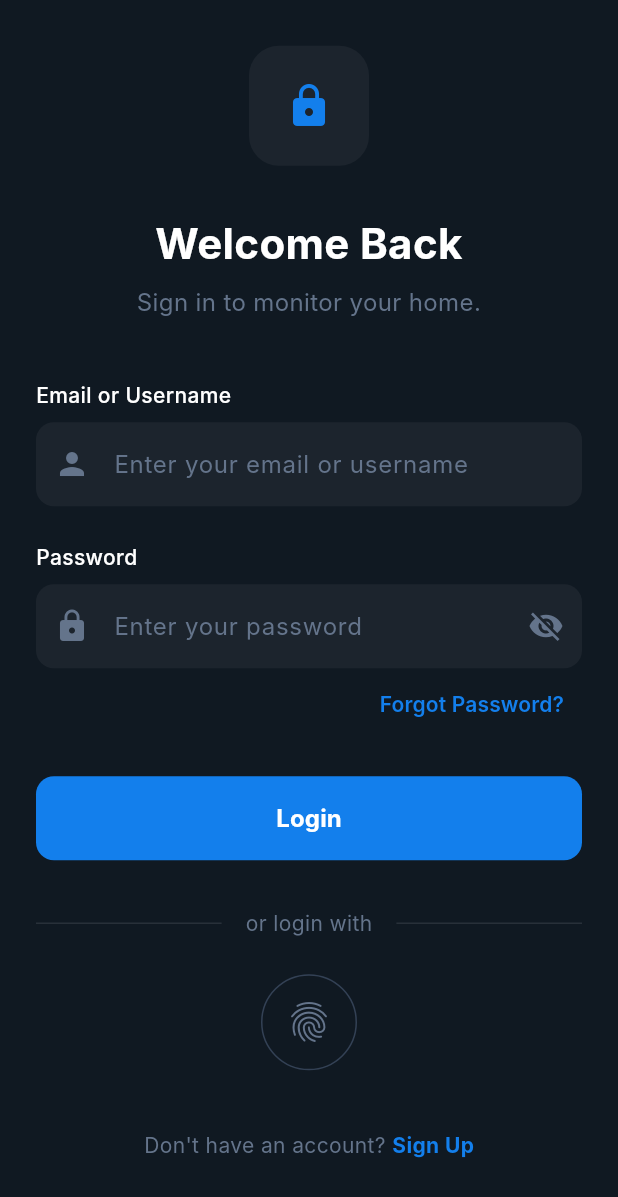
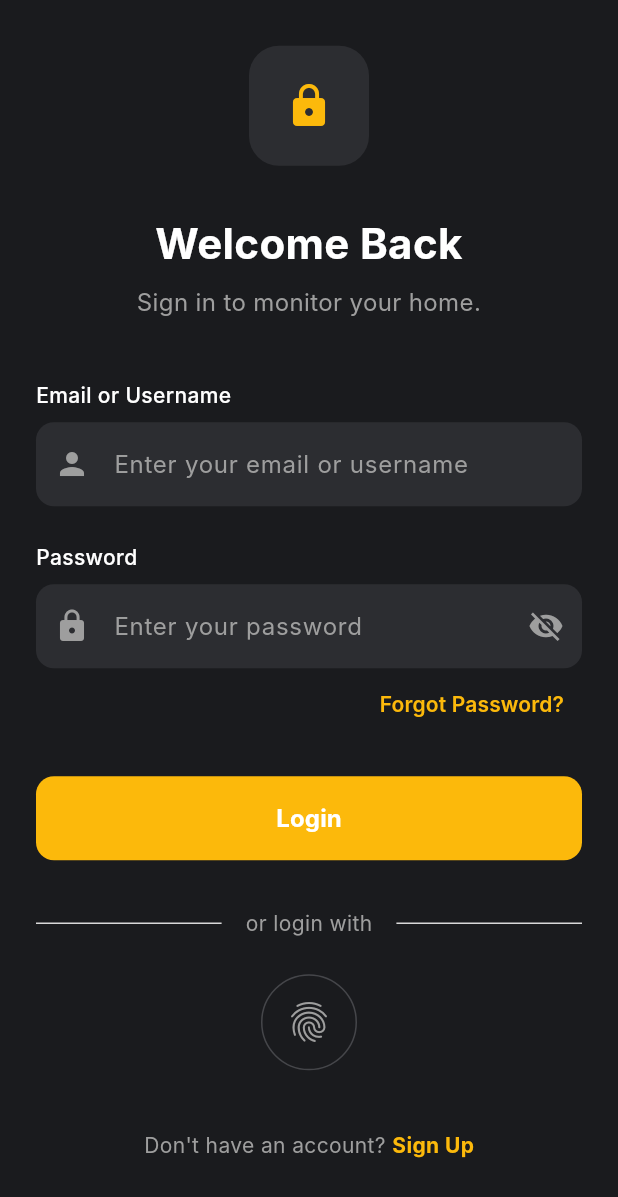
Before and after one commit to evlynnn/Frontend_Mobile_ComPro, a Flutter app: the screen it shows after launch, on a phone screen of 412 x 824 dp. Shown: the top 1197 px of the screen. Run offline on Flutter 3.47's test engine with Material 3 defaults, Android fonts, the phone set to English and light mode, and no system bars; Roboto replaces fonts that are missing (Inter).

Commit message:
fix dark theme

```diff
--- a/lib/constants/colors.dart
+++ b/lib/constants/colors.dart
@@ -31,26 +31,29 @@ class AppColorsLight {
   static const Color shadow = Color(0x10000000);
 }
 
-// Dark Theme Colors (Blue Palette)
+// Dark Theme Colors (Gold Palette - Consistent with Light)
 class AppColorsDark {
   // Primary Colors
-  static const Color primary = Color(0xFF137FEC); // Primary Blue
-  static const Color primaryHighlight = Color(0xFF3B9FFF);
-  static const Color primaryDarker = Color(0xFF0D5EBD);
+  static const Color primary =
+      Color(0xFFFCB90B); // Primary Gold (same as light)
+  static const Color primaryHighlight =
+      Color(0xFFFFECA1); // Highlight (same as light)
+  static const Color primaryDarker =
+      Color(0xFFD18E00); // Darker Gold (same as light)
 
   // Background & Surface
-  static const Color background = Color(0xFF101922); // Background Dark
-  static const Color surface = Color(0xFF1C242D); // Surface Dark
-  static const Color cardSurface = Color(0xFF1C242D);
+  static const Color background = Color(0xFF1A1B1E); // Background Dark
+  static const Color surface = Color(0xFF2C2D31); // Surface Dark
+  static const Color cardSurface = Color(0xFF2C2D31); // Card Surface Dark
 
   // Text
   static const Color textPrimary = Color(0xFFFFFFFF);
-  static const Color textSecondary = Color(0xFF9DABB9);
-  static const Color textDisabled = Color(0xFF64748B);
+  static const Color textSecondary = Color(0xFF9E9E9E);
+  static const Color textDisabled = Color(0xFF9E9E9E);
 
   // Borders & Dividers
-  static const Color divider = Color(0xFF283039);
-  static const Color stroke = Color(0xFF334155);
+  static const Color divider = Color(0xFFD9D9D9);
+  static const Color stroke = Color(0xFF45464A);
 
   // Status Colors
   static const Color success = Color(0xFF4ADE80);
@@ -59,7 +62,7 @@ class AppColorsDark {
   static const Color dangerBg = Color(0xFF451A1A);
 
   // Special
-  static const Color shadow = Color(0x30000000);
+  static const Color shadow = Color(0xFF010102); // Deepest Shadow
 }
 
 // Helper class to get colors based on brightness
```
